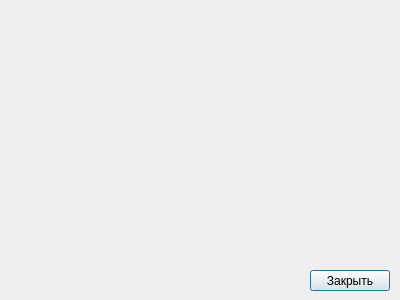
Before: the Qt Designer form syntaxwindow.ui in xaionaro/tasks, drawn with Qt 5.
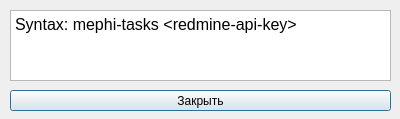
After: the same form once the commit is applied.

Diff of the .ui file:
```diff
--- a/syntaxwindow.ui
+++ b/syntaxwindow.ui
@@ -7,7 +7,7 @@
     <x>0</x>
     <y>0</y>
     <width>400</width>
-    <height>300</height>
+    <height>119</height>
    </rect>
   </property>
   <property name="windowTitle">
@@ -16,9 +16,9 @@
   <widget class="QPushButton" name="closeButton">
    <property name="geometry">
     <rect>
-     <x>310</x>
-     <y>270</y>
-     <width>80</width>
+     <x>10</x>
+     <y>90</y>
+     <width>381</width>
      <height>21</height>
     </rect>
    </property>
@@ -26,6 +26,23 @@
     <string>Закрыть</string>
    </property>
   </widget>
+  <widget class="QTextBrowser" name="textBrowser">
+   <property name="geometry">
+    <rect>
+     <x>10</x>
+     <y>10</y>
+     <width>381</width>
+     <height>71</height>
+    </rect>
+   </property>
+   <property name="html">
+    <string>&lt;!DOCTYPE HTML PUBLIC &quot;-//W3C//DTD HTML 4.0//EN&quot; &quot;http://www.w3.org/TR/REC-html40/strict.dtd&quot;&gt;
+&lt;html&gt;&lt;head&gt;&lt;meta name=&quot;qrichtext&quot; content=&quot;1&quot; /&gt;&lt;style type=&quot;text/css&quot;&gt;
+p, li { white-space: pre-wrap; }
+&lt;/style&gt;&lt;/head&gt;&lt;body style=&quot; font-family:'Sans Serif'; font-size:9pt; font-weight:400; font-style:normal;&quot;&gt;
+&lt;p style=&quot; margin-top:0px; margin-bottom:0px; margin-left:0px; margin-right:0px; -qt-block-indent:0; text-indent:0px;&quot;&gt;&lt;span style=&quot; font-size:12pt;&quot;&gt;Syntax: mephi-tasks &amp;lt;redmine-api-key&amp;gt;&lt;/span&gt;&lt;/p&gt;&lt;/body&gt;&lt;/html&gt;</string>
+   </property>
+  </widget>
  </widget>
  <resources/>
  <connections/>
```
